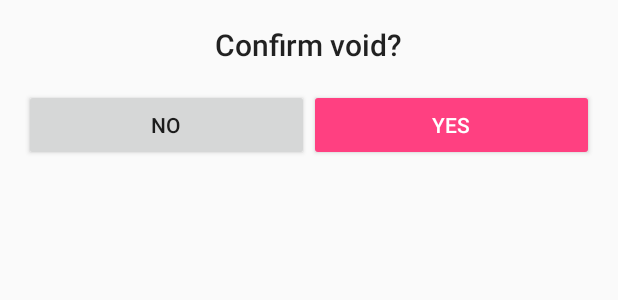
After one commit to payex-plt/PayexAndroid, an Android app: the layout fragment_sale_void.xml on its own in the app's theme, with its tools: preview values and no code run, on a phone screen of 412 x 824 dp. The commit adds this screen. Shown: the top 300 px of the screen. Run offline under Robolectric (Android 15) with nearby library versions, the phone set to English and light mode, and no system bars.

Commit message:
polish sale void page

```diff
--- a/app/src/main/res/layout/fragment_sale_slip.xml
+++ b/app/src/main/res/layout/fragment_sale_slip.xml
@@ -159,11 +159,6 @@
 
                 </LinearLayout>
 
-                <View
-                    android:layout_width="match_parent"
-                    android:layout_height="1dp"
-                    android:background="?android:attr/listDivider" />
-
                 <android.support.v7.widget.AppCompatButton
                     android:id="@+id/btn_email"
                     style="@style/Widget.AppCompat.Button.Colored"
--- /dev/null
+++ b/app/src/main/res/layout/fragment_sale_void.xml
@@ -0,0 +1,42 @@
+<?xml version="1.0" encoding="utf-8"?>
+<LinearLayout xmlns:android="http://schemas.android.com/apk/res/android"
+    android:layout_width="match_parent"
+    android:layout_height="wrap_content"
+    android:padding="@dimen/activity_horizontal_margin"
+    android:orientation="vertical">
+
+    <android.support.v7.widget.AppCompatTextView
+        android:id="@+id/tv_title"
+        style="@style/TextAppearance.AppCompat.Title"
+        android:layout_width="wrap_content"
+        android:layout_height="wrap_content"
+        android:layout_gravity="center_horizontal"
+        android:layout_marginBottom="@dimen/spacing_lg"
+        android:ellipsize="end"
+        android:maxLines="1"
+        android:text="@string/sale_void_title" />
+
+    <LinearLayout
+        android:layout_width="match_parent"
+        android:layout_height="wrap_content"
+        android:orientation="horizontal">
+
+        <android.support.v7.widget.AppCompatButton
+            android:id="@+id/btn_no"
+            style="@style/Widget.AppCompat.Button"
+            android:layout_width="0dp"
+            android:layout_height="wrap_content"
+            android:layout_weight="1"
+            android:text="@string/sale_void_btn_no" />
+
+        <android.support.v7.widget.AppCompatButton
+            android:id="@+id/btn_yes"
+            style="@style/Widget.AppCompat.Button.Colored"
+            android:layout_width="0dp"
+            android:layout_height="wrap_content"
+            android:layout_weight="1"
+            android:text="@string/sale_void_btn_yes" />
+
+    </LinearLayout>
+
+</LinearLayout>
--- a/app/src/main/res/values/strings.xml
+++ b/app/src/main/res/values/strings.xml
@@ -40,6 +40,10 @@
     <string name="email_slip_sent_success">You will receive your slip shortly.</string>
     <string name="email_slip_btn_send">Send</string>
 
+    <string name="sale_void_title">Confirm void?</string>
+    <string name="sale_void_btn_yes">Yes</string>
+    <string name="sale_void_btn_no">No</string>
+
 
 
     <!-- TODO: Remove or change this placeholder text -->
```
Also changed, not shown: app/src/main/java/io/payex/android/ui/sale/CardReaderActivity.java (+0 -11 lines), app/src/main/java/io/payex/android/ui/sale/history/ConfirmVoidFragment.java (deleted, +0 -109 lines), app/src/main/java/io/payex/android/ui/sale/history/SaleSlipActivity.java (+26 -8 lines), app/src/main/java/io/payex/android/ui/sale/history/SaleSlipFragment.java (+20 -52 lines), app/src/main/java/io/payex/android/ui/sale/history/SaleVoidFragment.java (added, +79 -0 lines), app/src/main/res/layout/fragment_confirm_void.xml (deleted, +0 -13 lines).
